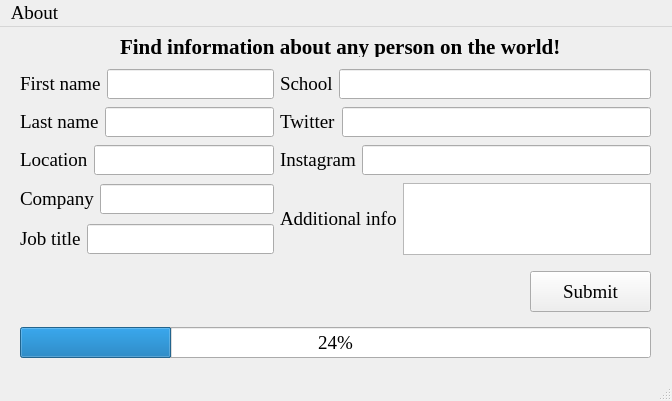
Old version of the form app/design/ui/main.ui in the repository andrei-polukhin/social-media-profiler.
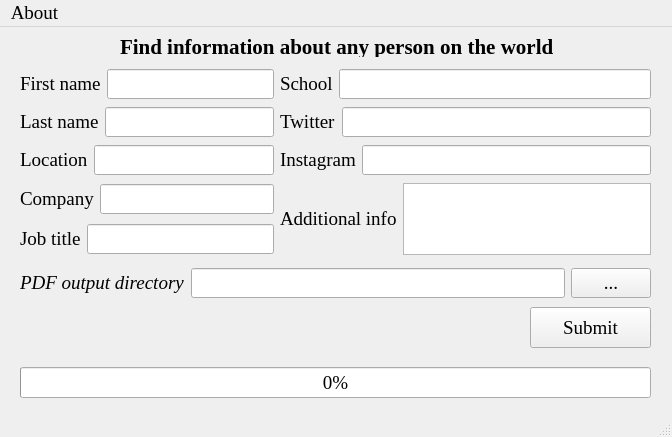
New version of the form.

Commit message: Wrote code for selecting a directory

The edit to the form file:
```diff
--- a/app/design/ui/main.ui
+++ b/app/design/ui/main.ui
@@ -7,7 +7,7 @@
     <x>0</x>
     <y>0</y>
     <width>672</width>
-    <height>401</height>
+    <height>437</height>
    </rect>
   </property>
   <property name="font">
@@ -37,14 +37,14 @@
      </font>
     </property>
     <property name="text">
-     <string>Find information about any person on the world!</string>
+     <string>Find information about any person on the world</string>
     </property>
    </widget>
    <widget class="QPushButton" name="submit_button">
     <property name="geometry">
      <rect>
       <x>530</x>
-      <y>244</y>
+      <y>280</y>
       <width>121</width>
       <height>41</height>
      </rect>
@@ -57,13 +57,13 @@
     <property name="geometry">
      <rect>
       <x>20</x>
-      <y>300</y>
+      <y>340</y>
       <width>631</width>
       <height>31</height>
      </rect>
     </property>
     <property name="value">
-     <number>24</number>
+     <number>0</number>
     </property>
    </widget>
    <widget class="QWidget" name="layoutWidget">
@@ -204,6 +204,40 @@
      </item>
     </layout>
    </widget>
+   <widget class="QWidget" name="">
+    <property name="geometry">
+     <rect>
+      <x>20</x>
+      <y>240</y>
+      <width>631</width>
+      <height>32</height>
+     </rect>
+    </property>
+    <layout class="QHBoxLayout" name="horizontalLayout_10">
+     <item>
+      <widget class="QLabel" name="label_10">
+       <property name="font">
+        <font>
+         <italic>true</italic>
+        </font>
+       </property>
+       <property name="text">
+        <string>PDF output directory</string>
+       </property>
+      </widget>
+     </item>
+     <item>
+      <widget class="QLineEdit" name="directory_text"/>
+     </item>
+     <item>
+      <widget class="QPushButton" name="select_directory">
+       <property name="text">
+        <string>...</string>
+       </property>
+      </widget>
+     </item>
+    </layout>
+   </widget>
   </widget>
   <widget class="QMenuBar" name="menubar">
    <property name="geometry">
```
The commit also changes 1 other file.
